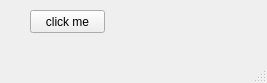
This is vcpkg-qt/ui/MainWindow.ui in Zouizoui78/ref as Qt 5 draws it before an edit. The edited form follows.
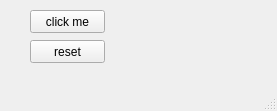
This is the edited form.

Commit message: added another button

The edit to the form file:
```diff
--- a/vcpkg-qt/ui/MainWindow.ui
+++ b/vcpkg-qt/ui/MainWindow.ui
@@ -6,8 +6,8 @@
    <rect>
     <x>0</x>
     <y>0</y>
-    <width>267</width>
-    <height>83</height>
+    <width>277</width>
+    <height>111</height>
    </rect>
   </property>
   <property name="windowTitle">
@@ -40,6 +40,32 @@
      <string/>
     </property>
    </widget>
+   <widget class="QPushButton" name="reset_button">
+    <property name="geometry">
+     <rect>
+      <x>30</x>
+      <y>40</y>
+      <width>75</width>
+      <height>23</height>
+     </rect>
+    </property>
+    <property name="text">
+     <string>reset</string>
+    </property>
+   </widget>
+   <widget class="QLabel" name="counter_label">
+    <property name="geometry">
+     <rect>
+      <x>160</x>
+      <y>40</y>
+      <width>47</width>
+      <height>21</height>
+     </rect>
+    </property>
+    <property name="text">
+     <string/>
+    </property>
+   </widget>
   </widget>
   <widget class="QMenuBar" name="menubar">
    <property name="geometry">
```
Left out of the diff: 4 changed lines with no effect on the pictures. The commit also changes 2 other files.
